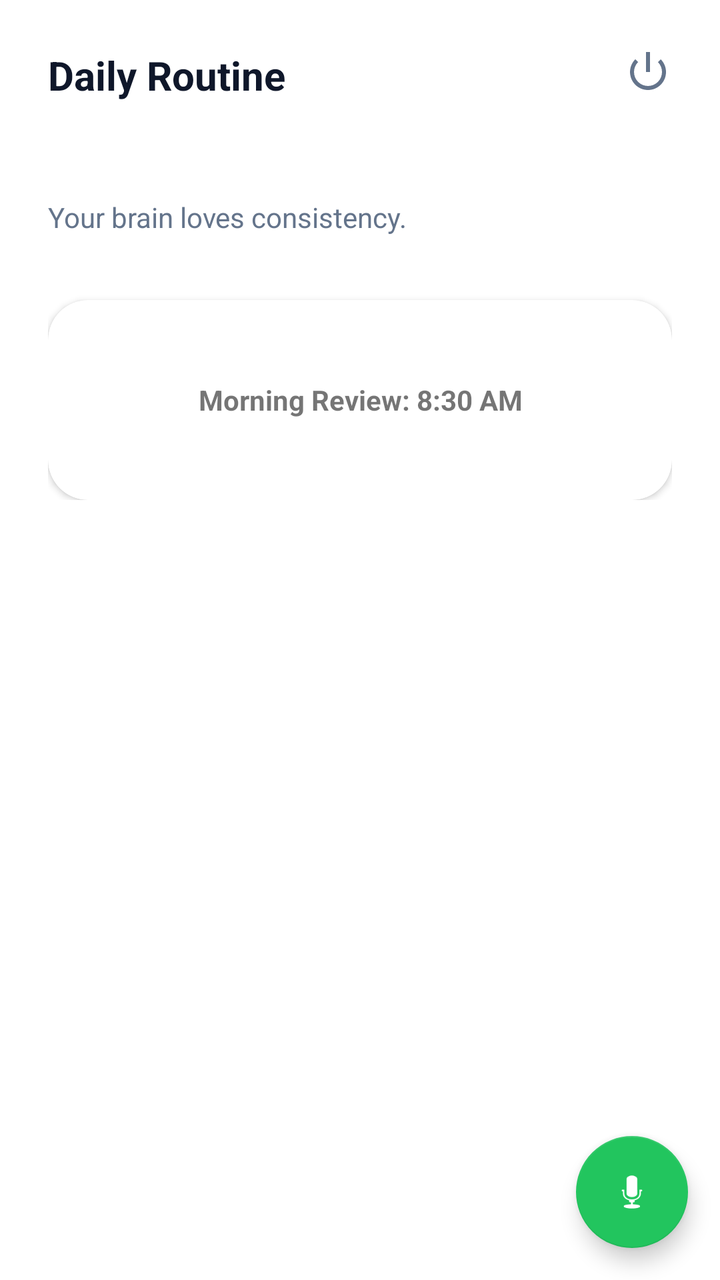
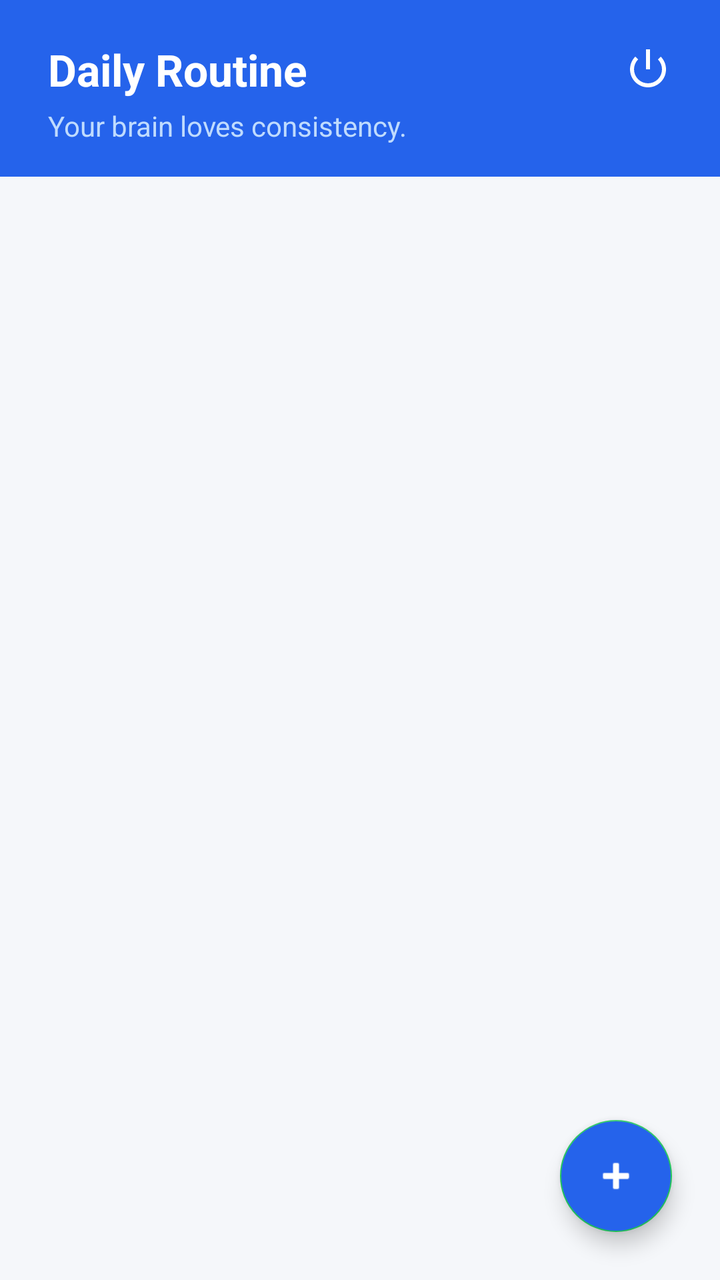

Before-and-after screenshots of an Android layout around one commit, followed by the original layout XML and the change that was made.
<!-- AndroidManifest.xml: application theme Theme.BrainFriend -->
<!-- res/layout/fragment_routine.xml -->
<?xml version="1.0" encoding="utf-8"?>
<FrameLayout xmlns:android="http://schemas.android.com/apk/res/android"
    xmlns:app="http://schemas.android.com/apk/res-auto"
    android:layout_width="match_parent"
    android:layout_height="match_parent">

    <LinearLayout
        android:layout_width="match_parent"
        android:layout_height="match_parent"
        android:orientation="vertical"
        android:background="#FFFFFF">

        <RelativeLayout
            android:layout_width="match_parent"
            android:layout_height="wrap_content"
            android:padding="24dp">
            <TextView
                android:layout_width="wrap_content"
                android:layout_height="wrap_content"
                android:text="Daily Routine"
                android:textSize="20sp"
                android:textStyle="bold"
                android:textColor="#0F172A" />
            <ImageView
                android:id="@+id/btn_logout_routine"
                android:layout_width="24dp"
                android:layout_height="24dp"
                android:layout_alignParentEnd="true"
                android:src="@android:drawable/ic_lock_power_off"
                app:tint="#64748B" />
        </RelativeLayout>

        <ScrollView
            android:layout_width="match_parent"
            android:layout_height="match_parent">
            <LinearLayout
                android:layout_width="match_parent"
                android:layout_height="wrap_content"
                android:orientation="vertical"
                android:padding="24dp">
                <TextView
                    android:layout_width="wrap_content"
                    android:layout_height="wrap_content"
                    android:text="Your brain loves consistency."
                    android:textColor="#64748B"
                    android:layout_marginBottom="32dp" />
                <androidx.cardview.widget.CardView
                    android:layout_width="match_parent"
                    android:layout_height="wrap_content"
                    app:cardCornerRadius="20dp"
                    app:cardElevation="2dp">
                    <TextView
                        android:layout_width="match_parent"
                        android:layout_height="100dp"
                        android:text="Morning Review: 8:30 AM"
                        android:gravity="center"
                        android:textStyle="bold"/>
                </androidx.cardview.widget.CardView>
            </LinearLayout>
        </ScrollView>
    </LinearLayout>

    
    <com.google.android.material.floatingactionbutton.FloatingActionButton
        android:id="@+id/fab_voice_reminder"
        android:layout_width="wrap_content"
        android:layout_height="wrap_content"
        android:layout_gravity="bottom|end"
        android:layout_margin="16dp"
        android:src="@android:drawable/ic_btn_speak_now"
        app:fabSize="normal" />

</FrameLayout>
<!-- resources referenced by this layout -->
<resources>
  <style name="Theme.BrainFriend" parent="Theme.MaterialComponents.Light.NoActionBar">
          <item name="colorPrimary">#2563EB</item>
          <item name="colorPrimaryVariant">#1D4ED8</item>
          <item name="colorOnPrimary">#FFFFFF</item>
          <item name="colorSecondary">#22C55E</item>
          <item name="colorOnSecondary">#FFFFFF</item>
          <item name="android:statusBarColor">#2563EB</item>
      </style>
</resources>

<!-- the commit's change to res/layout/fragment_routine.xml (unified diff, before → after) -->
@@ -2,72 +2,114 @@
 <FrameLayout xmlns:android="http://schemas.android.com/apk/res/android"
     xmlns:app="http://schemas.android.com/apk/res-auto"
     android:layout_width="match_parent"
-    android:layout_height="match_parent">
+    android:layout_height="match_parent"
+    android:background="#F5F7FA">
 
     <LinearLayout
         android:layout_width="match_parent"
         android:layout_height="match_parent"
-        android:orientation="vertical"
-        android:background="#FFFFFF">
+        android:orientation="vertical">
 
-        <RelativeLayout
+        
+        <LinearLayout
             android:layout_width="match_parent"
             android:layout_height="wrap_content"
-            android:padding="24dp">
+            android:orientation="vertical"
+            android:background="#2563EB"
+            android:paddingStart="24dp"
+            android:paddingEnd="24dp"
+            android:paddingTop="20dp"
+            android:paddingBottom="16dp">
+
+            <LinearLayout
+                android:layout_width="match_parent"
+                android:layout_height="wrap_content"
+                android:orientation="horizontal"
+                android:gravity="center_vertical">
+
+                <TextView
+                    android:layout_width="0dp"
+                    android:layout_height="wrap_content"
+                    android:layout_weight="1"
+                    android:text="Daily Routine"
+                    android:textSize="22sp"
+                    android:textStyle="bold"
+                    android:textColor="#FFFFFF" />
+
+                <ImageView
+                    android:id="@+id/btn_logout_routine"
+                    android:layout_width="24dp"
+                    android:layout_height="24dp"
+                    android:src="@android:drawable/ic_lock_power_off"
+                    app:tint="#FFFFFF"
+                    android:contentDescription="Logout" />
+            </LinearLayout>
+
             <TextView
                 android:layout_width="wrap_content"
                 android:layout_height="wrap_content"
-                android:text="Daily Routine"
+                android:text="Your brain loves consistency."
+                android:textSize="14sp"
+                android:textColor="#BFDBFE"
+                android:layout_marginTop="4dp" />
+        </LinearLayout>
+
+        
+        <LinearLayout
+            android:id="@+id/ll_routine_empty"
+            android:layout_width="match_parent"
+            android:layout_height="0dp"
+            android:layout_weight="1"
+            android:orientation="vertical"
+            android:gravity="center"
+            android:visibility="gone">
+
+            <TextView
+                android:layout_width="wrap_content"
+                android:layout_height="wrap_content"
+                android:text="🎙"
+                android:textSize="64sp" />
+
+            <TextView
+                android:layout_width="wrap_content"
+                android:layout_height="wrap_content"
+                android:text="No reminders yet!"
                 android:textSize="20sp"
                 android:textStyle="bold"
-                android:textColor="#0F172A" />
-            <ImageView
-                android:id="@+id/btn_logout_routine"
-                android:layout_width="24dp"
-                android:layout_height="24dp"
-                android:layout_alignParentEnd="true"
-                android:src="@android:drawable/ic_lock_power_off"
-                app:tint="#64748B" />
-        </RelativeLayout>
+                android:textColor="#0F172A"
+                android:layout_marginTop="12dp" />
 
-        <ScrollView
+            <TextView
+                android:layout_width="wrap_content"
+                android:layout_height="wrap_content"
+                android:text="Tap + to add a voice reminder"
+                android:textSize="14sp"
+                android:textColor="#94A3B8"
+                android:layout_marginTop="6dp" />
+        </LinearLayout>
+
+        
+        <androidx.recyclerview.widget.RecyclerView
+            android:id="@+id/rv_reminders"
             android:layout_width="match_parent"
-            android:layout_height="match_parent">
-            <LinearLayout
-                android:layout_width="match_parent"
-                android:layout_height="wrap_content"
-                android:orientation="vertical"
-                android:padding="24dp">
-                <TextView
-                    android:layout_width="wrap_content"
-                    android:layout_height="wrap_content"
-                    android:text="Your brain loves consistency."
-                    android:textColor="#64748B"
-                    android:layout_marginBottom="32dp" />
-                <androidx.cardview.widget.CardView
-                    android:layout_width="match_parent"
-                    android:layout_height="wrap_content"
-                    app:cardCornerRadius="20dp"
-                    app:cardElevation="2dp">
-                    <TextView
-                        android:layout_width="match_parent"
-                        android:layout_height="100dp"
-                        android:text="Morning Review: 8:30 AM"
-                        android:gravity="center"
-                        android:textStyle="bold"/>
-                </androidx.cardview.widget.CardView>
-            </LinearLayout>
-        </ScrollView>
+            android:layout_height="0dp"
+            android:layout_weight="1"
+            android:paddingTop="12dp"
+            android:paddingBottom="80dp"
+            android:clipToPadding="false" />
+
     </LinearLayout>
 
     
     <com.google.android.material.floatingactionbutton.FloatingActionButton
-        android:id="@+id/fab_voice_reminder"
+        android:id="@+id/fab_add_reminder"
         android:layout_width="wrap_content"
         android:layout_height="wrap_content"
         android:layout_gravity="bottom|end"
-        android:layout_margin="16dp"
-        android:src="@android:drawable/ic_btn_speak_now"
+        android:layout_margin="24dp"
+        android:backgroundTint="#2563EB"
+        android:src="@android:drawable/ic_input_add"
+        app:tint="#FFFFFF"
         app:fabSize="normal" />
 
 </FrameLayout>
